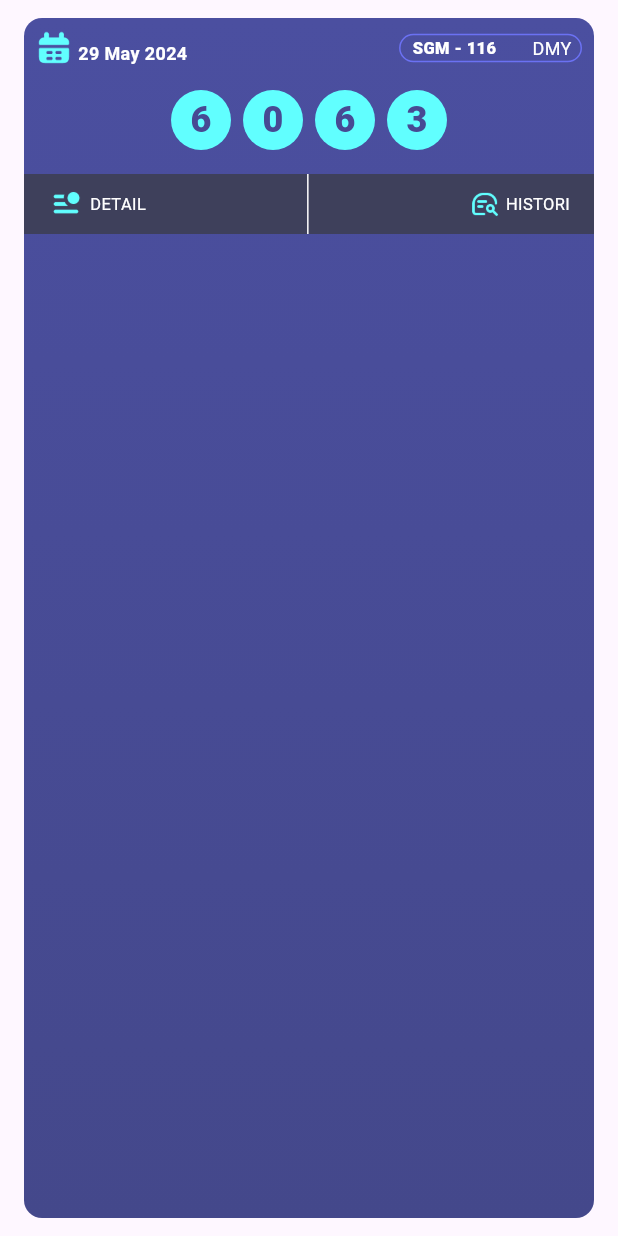
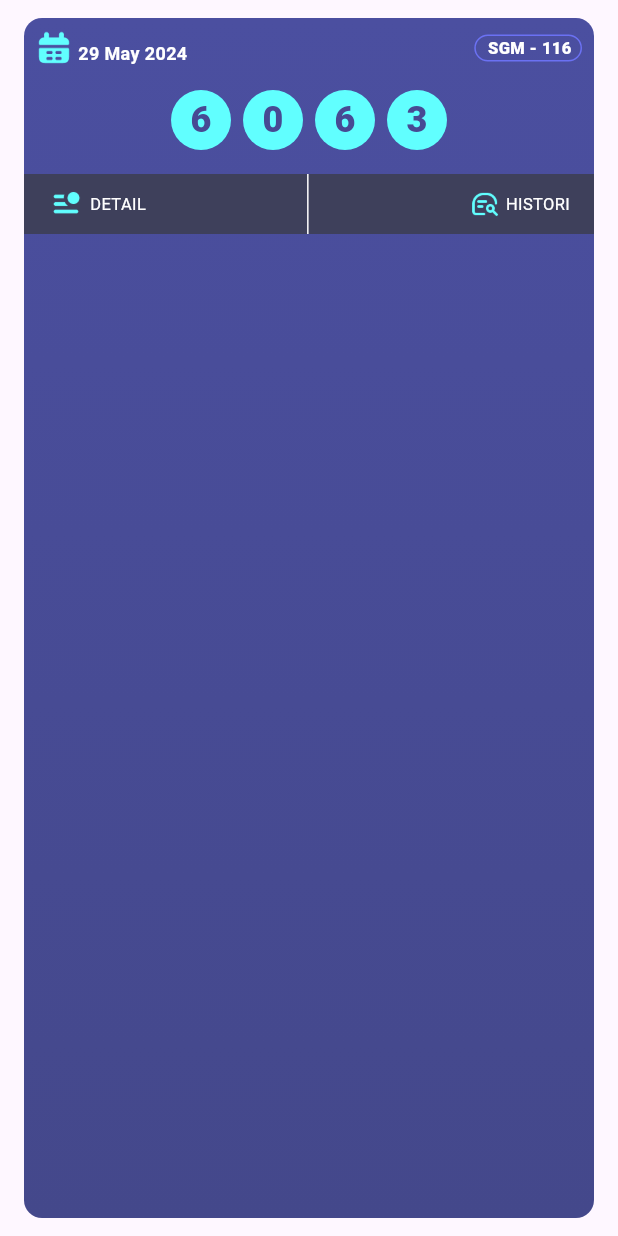
Before and after one commit to Jonijoniyespapa/ps-01, a Flutter app: the CardNumber widget shown alone on an empty page, opened directly, on a phone screen of 412 x 824 dp. Run offline on Flutter 3.47's test engine with Material 3 defaults, Android fonts, the phone set to English and light mode, and no system bars; our stand-ins replace dio, font_awesome_flutter, gap, google_fonts, infinite_carousel; network calls fail; Roboto replaces fonts that are missing (Akatab).

Commit message:
refactor: Simplify CardNumber widget by removing unnecessary Row and Gap widgets

```diff
--- a/lib/widgets/card_number.dart
+++ b/lib/widgets/card_number.dart
@@ -68,25 +68,13 @@ class CardNumber extends StatelessWidget {
                         ),
                         borderRadius: BorderRadius.circular(12),
                       ),
-                      child: Row(
-                        children: [
-                          Text(
+                      child: Text(
                         countryCode,
                         style: const TextStyle(
                           fontSize: 11,
                           fontWeight: FontWeight.w900,
                           color: AppColors.kWhiteColor,
                         ),
-                          ),
-                          const Gap(24),
-                          const Text(
-                            'DMY',
-                            style: TextStyle(
-                              fontSize: 12,
-                              color: AppColors.kWhiteColor,
-                            ),
-                          ),
-                        ],
                       ),
                     ),
                   ],
```
Lines whose indentation alone changed are shown as unchanged.
